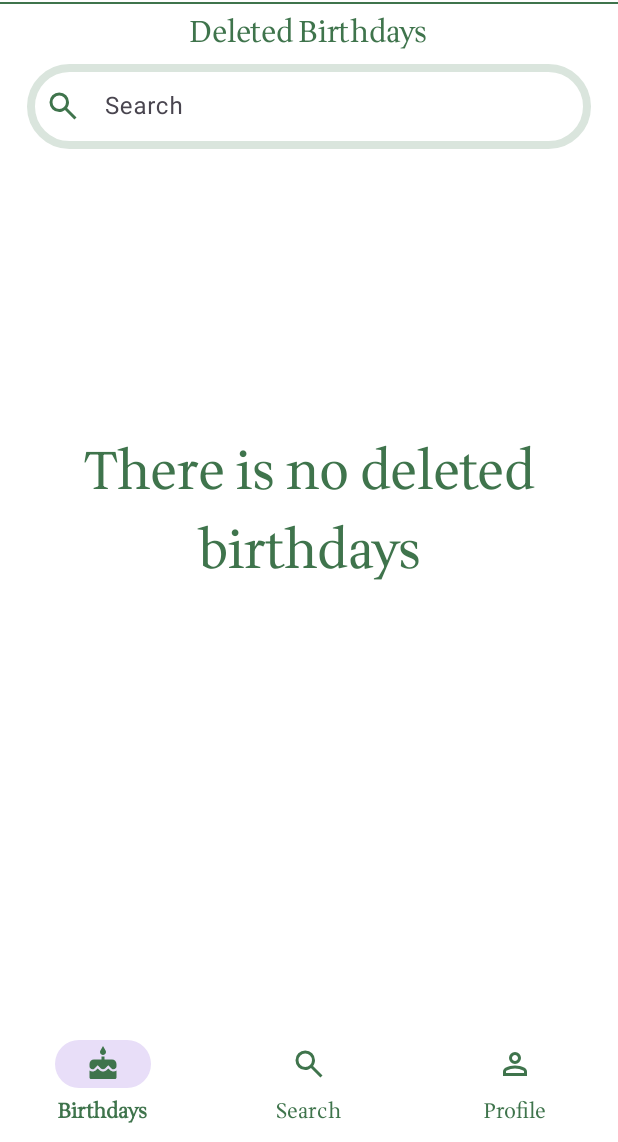
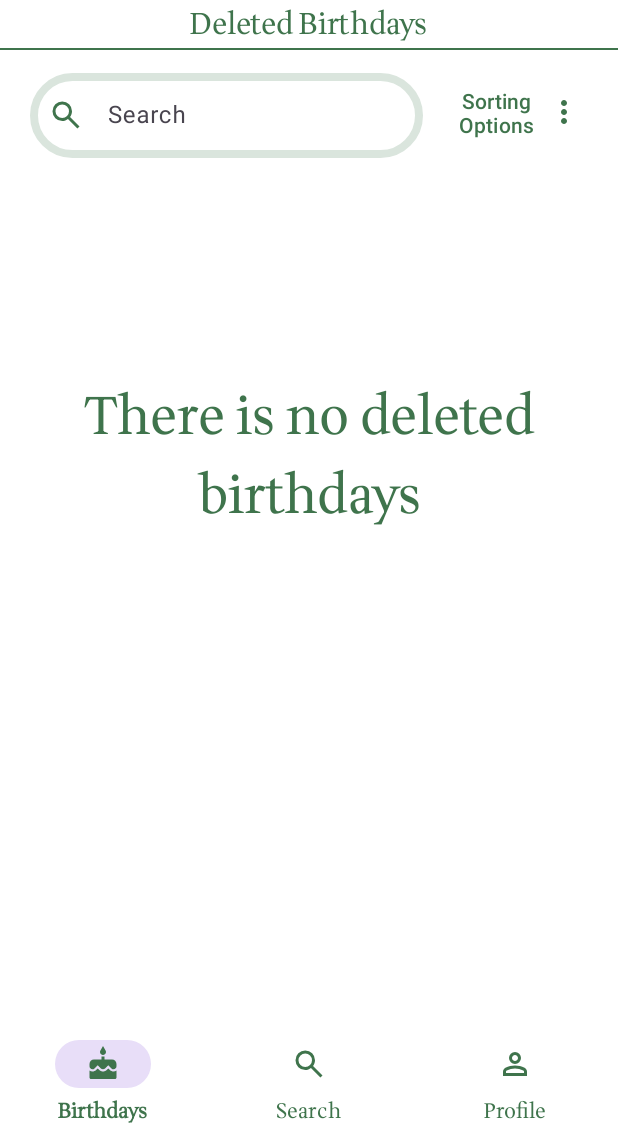
Before and after one commit to emrullahakturk/Birthify, an Android app: the TrashBinFragment screen opened through its navigation route, on a phone screen of 412 x 824 dp, the part 94-1236 px from its top. Run offline under Robolectric (Android 15) with nearby library versions, the phone set to English and light mode, and no system bars; our stand-ins replace Firebase (no records; nobody signed in at launch, a user with empty details on screens opened directly), data binding, navigation-ui; 3 statements that could not run were skipped.

Commit message:
Sorting Functionality Added to Trash Bin Page

```diff
--- a/app/src/main/java/com/yargisoft/birthify/views/TrashBinFragment.kt
+++ b/app/src/main/java/com/yargisoft/birthify/views/TrashBinFragment.kt
@@ -173,6 +173,13 @@ class TrashBinFragment : Fragment() {
             it.findNavController().navigate(R.id.trashToMainPage)
         }
 
+        binding.sortButtonTrashBin.setOnClickListener{
+
+            FrequentlyUsedFunctions.showSortMenu(it,requireContext(),adapter,birthdayViewModel)
+
+        }
+
+
         return binding.root
     }
 }
--- a/app/src/main/res/layout/fragment_trash_bin.xml
+++ b/app/src/main/res/layout/fragment_trash_bin.xml
@@ -13,14 +13,6 @@
         android:background="@color/white"
         tools:context=".views.TrashBinFragment">
 
-
-
-        <include
-            android:id="@+id/trashBinToolbar"
-            layout="@layout/custom_toolbar"
-            app:layout_constraintEnd_toEndOf="parent"
-            app:layout_constraintStart_toStartOf="parent"
-            app:layout_constraintTop_toTopOf="parent" />
 
         <com.google.android.material.bottomnavigation.BottomNavigationView
             android:id="@+id/trashBinBottomNavigationView"
@@ -42,16 +34,31 @@
             android:id="@+id/trashBinDrawerLayout"
             android:layout_width="0dp"
             android:layout_height="0dp"
+            android:layout_marginBottom="10dp"
             app:layout_constraintBottom_toTopOf="@+id/trashBinBottomNavigationView"
             app:layout_constraintEnd_toEndOf="parent"
             app:layout_constraintHorizontal_bias="0.5"
             app:layout_constraintStart_toStartOf="parent"
-            app:layout_constraintTop_toBottomOf="@+id/trashBinToolbar">
+            app:layout_constraintTop_toTopOf="parent">
 
             <androidx.constraintlayout.widget.ConstraintLayout
                 android:layout_width="match_parent"
                 android:layout_height="match_parent"
-                android:background="@color/white">
+                android:background="@color/white"
+                app:layout_constraintBottom_toBottomOf="parent"
+                app:layout_constraintEnd_toEndOf="parent"
+                app:layout_constraintHorizontal_bias="0.5"
+                app:layout_constraintStart_toStartOf="parent"
+                app:layout_constraintTop_toTopOf="parent"
+                app:layout_constraintVertical_bias="0.5">
+
+                <include
+                    android:id="@+id/trashBinToolbar"
+                    layout="@layout/custom_toolbar"
+                    app:layout_constraintEnd_toEndOf="parent"
+                    app:layout_constraintHorizontal_bias="0.5"
+                    app:layout_constraintStart_toStartOf="parent"
+                    app:layout_constraintTop_toTopOf="parent" />
 
                 <TextView
                     android:id="@+id/trashBinMainTv"
@@ -77,34 +84,19 @@
                     android:layout_width="match_parent"
                     android:layout_height="1dp"
                     android:background="@color/green_login"
-                    app:layout_constraintEnd_toEndOf="parent"
-                    app:layout_constraintStart_toStartOf="parent"
-                    app:layout_constraintTop_toTopOf="parent" />
-
-                <TextView
-                    android:id="@+id/trashBinDeletedBirthdaysTv"
-                    android:layout_width="wrap_content"
-                    android:layout_height="wrap_content"
-                    android:layout_marginTop="5dp"
-                    android:fontFamily="@font/wittgenstein_font"
-                    android:text="@string/deleted_birthdays"
-                    android:textColor="@color/green_login"
-                    android:textSize="20sp"
-                    app:layout_constraintEnd_toEndOf="parent"
-                    app:layout_constraintStart_toStartOf="parent"
-                    app:layout_constraintTop_toTopOf="parent" />
-
+                    app:layout_constraintTop_toBottomOf="@+id/trashBinDeletedBirthdaysTv"
+                    tools:layout_editor_absoluteX="0dp" />
 
                 <com.google.android.material.textfield.TextInputLayout
                     android:id="@+id/trashBinSearchTextInputLayout"
-                    android:layout_width="match_parent"
+                    android:layout_width="0dp"
                     android:layout_height="wrap_content"
-                    android:layout_marginLeft="18dp"
-                    android:layout_marginRight="18dp"
+                    android:layout_marginStart="20dp"
+                    android:layout_marginTop="10dp"
                     app:boxBackgroundMode="outline"
-                    app:layout_constraintEnd_toEndOf="parent"
+                    app:layout_constraintEnd_toStartOf="@+id/sortButtonTrashBin"
                     app:layout_constraintStart_toStartOf="parent"
-                    app:layout_constraintTop_toBottomOf="@+id/trashBinDeletedBirthdaysTv"
+                    app:layout_constraintTop_toBottomOf="@+id/trashBinLineView"
                     app:startIconDrawable="@drawable/ic_search"
                     app:startIconTint="@color/green_login">
 
@@ -112,9 +104,9 @@
                         android:id="@+id/trashBinSearchEditText"
                         android:layout_width="match_parent"
                         android:layout_height="wrap_content"
-                        android:imeOptions="actionDone"
                         android:background="@drawable/rounded_edit_text"
                         android:hint="@string/search"
+                        android:imeOptions="actionDone"
                         android:inputType="textEmailAddress"
                         android:maxLines="1"
                         android:paddingStart="40dp"
@@ -122,6 +114,17 @@
 
                 </com.google.android.material.textfield.TextInputLayout>
 
+                <com.google.android.material.button.MaterialButton
+                    android:id="@+id/sortButtonTrashBin"
+                    android:layout_width="wrap_content"
+                    android:layout_height="wrap_content"
+                    android:layout_marginTop="14dp"
+                    android:backgroundTint="@color/white"
+                    android:drawableEnd="@drawable/ic_dots"
+                    android:text="@string/sort_options"
+                    android:textColor="@color/green_login"
+                    app:layout_constraintEnd_toEndOf="parent"
+                    app:layout_constraintTop_toBottomOf="@+id/trashBinLineView" />
 
                 <ScrollView
                     android:layout_width="0dp"
@@ -129,6 +132,7 @@
                     android:layout_marginTop="10dp"
                     app:layout_constraintBottom_toBottomOf="parent"
                     app:layout_constraintEnd_toEndOf="parent"
+                    app:layout_constraintHorizontal_bias="0.5"
                     app:layout_constraintStart_toStartOf="parent"
                     app:layout_constraintTop_toBottomOf="@+id/trashBinSearchTextInputLayout">
 
@@ -143,6 +147,19 @@
                             android:layout_height="wrap_content" />
                     </LinearLayout>
                 </ScrollView>
+
+                <TextView
+                    android:id="@+id/trashBinDeletedBirthdaysTv"
+                    android:layout_width="wrap_content"
+                    android:layout_height="wrap_content"
+                    android:fontFamily="@font/wittgenstein_font"
+                    android:text="@string/deleted_birthdays"
+                    android:textColor="@color/green_login"
+                    android:textSize="20sp"
+                    app:layout_constraintEnd_toEndOf="parent"
+                    app:layout_constraintHorizontal_bias="0.5"
+                    app:layout_constraintStart_toStartOf="parent"
+                    app:layout_constraintTop_toBottomOf="@+id/trashBinToolbar" />
 
 
             </androidx.constraintlayout.widget.ConstraintLayout>
```
Also changed, not shown: app/src/main/java/com/yargisoft/birthify/FrequentlyUsedFunctions.kt (+12 -12 lines), app/src/main/java/com/yargisoft/birthify/viewmodels/BirthdayViewModel.kt (+12 -1 lines).
